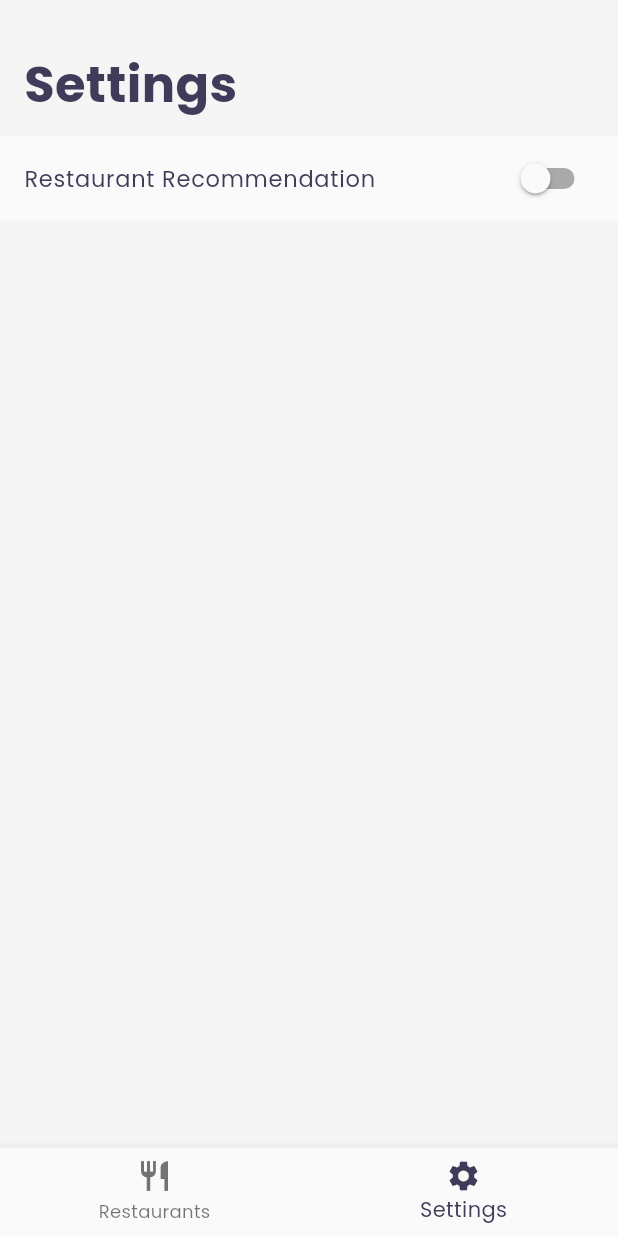
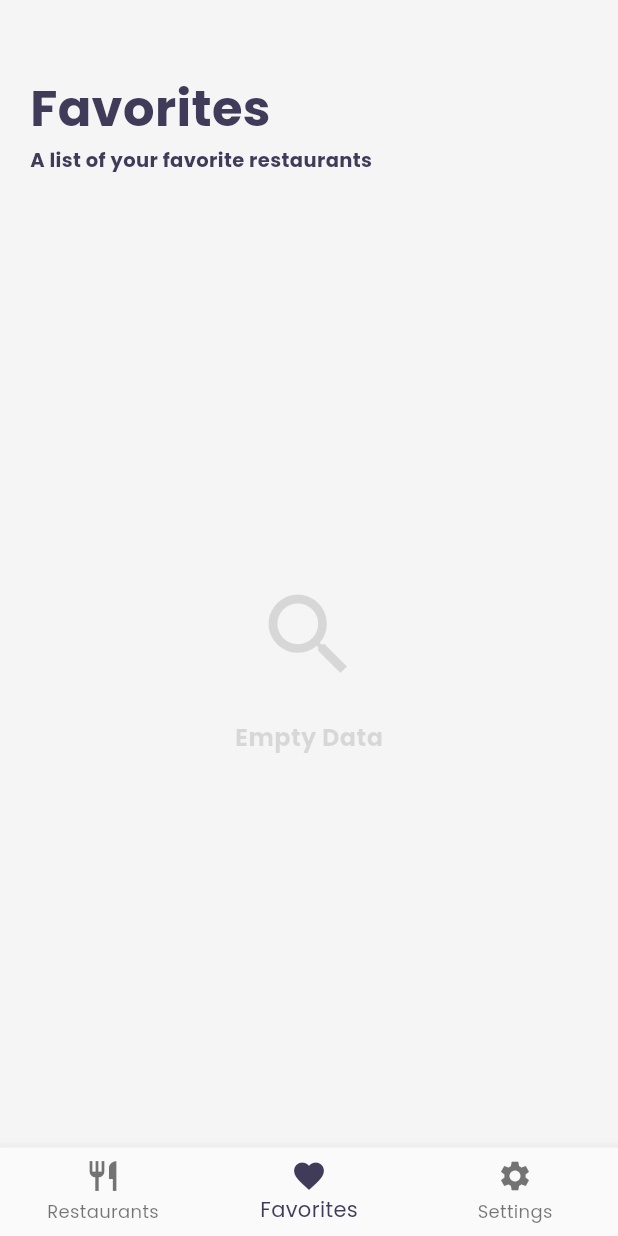
Before and after one commit to salsahava/restaurant-app, a Flutter app: the screen it shows after launch, item 2 of the bottom bar chosen, on a phone screen of 412 x 824 dp. Run offline on Flutter 3.47's test engine with Material 2 defaults, Android fonts, the light colour scheme and no system bars; our stand-ins replace connectivity, flutter_local_notifications, google_fonts, rxdart, shared_preferences, sqflite; missing offline and left inert: android_alarm_manager, connectivity_for_web, shared_preferences_web; accounts and stored records are empty; network calls fail.

Commit message:
Implement favorite feature

```diff
--- a/restaurant_app/lib/main.dart
+++ b/restaurant_app/lib/main.dart
@@ -4,7 +4,10 @@ import 'package:flutter_local_notifications/flutter_local_notifications.dart';
 import 'package:provider/provider.dart';
 import 'package:restaurant_app/common/navigation.dart';
 import 'package:restaurant_app/common/styles.dart';
+import 'package:restaurant_app/data/db/database_helper.dart';
+import 'package:restaurant_app/data/model/restaurant.dart';
 import 'package:restaurant_app/data/preferences/preferences_helper.dart';
+import 'package:restaurant_app/provider/database_provider.dart';
 import 'package:restaurant_app/provider/preferences_provider.dart';
 import 'package:restaurant_app/provider/restaurant_provider.dart';
 import 'package:restaurant_app/provider/scheduling_provider.dart';
@@ -50,6 +53,9 @@ class MyApp extends StatelessWidget {
             ),
           ),
         ),
+        ChangeNotifierProvider(
+          create: (_) => DatabaseProvider(databaseHelper: DatabaseHelper()),
+        ),
       ],
       child: MaterialApp(
         title: 'Restaurant App',
@@ -71,9 +77,8 @@ class MyApp extends StatelessWidget {
         routes: {
           HomePage.routeName: (context) => HomePage(),
           RestaurantDetailPage.routeName: (context) => RestaurantDetailPage(
-                restaurantId:
-                    ModalRoute.of(context)?.settings.arguments as String,
-              ),
+              restaurant:
+                  ModalRoute.of(context)?.settings.arguments as Restaurant),
           SearchPage.routeName: (context) => SearchPage(),
         },
       ),
--- /dev/null
+++ b/restaurant_app/lib/provider/database_provider.dart
@@ -0,0 +1,64 @@
+import 'package:flutter/cupertino.dart';
+import 'package:restaurant_app/data/db/database_helper.dart';
+import 'package:restaurant_app/data/model/restaurant.dart';
+import 'package:restaurant_app/utils/result_state.dart';
+
+class DatabaseProvider extends ChangeNotifier {
+  final DatabaseHelper databaseHelper;
+
+  DatabaseProvider({required this.databaseHelper}) {
+    _getAllFavorites();
+  }
+
+  late ResultState _state;
+
+  ResultState get state => _state;
+
+  String _message = '';
+
+  String get message => _message;
+
+  List<Restaurant> _favorites = [];
+
+  List<Restaurant> get favorites => _favorites;
+
+  void _getAllFavorites() async {
+    _favorites = await databaseHelper.getAllFavorites();
+
+    if (_favorites.length > 0) {
+      _state = ResultState.HasData;
+    } else {
+      _state = ResultState.NoData;
+      _message = 'Empty Data';
+    }
+
+    notifyListeners();
+  }
+
+  void addFavorite(Restaurant restaurant) async {
+    try {
+      await databaseHelper.insertFavorite(restaurant);
+      _getAllFavorites();
+    } catch (e) {
+      _state = ResultState.Error;
+      _message = 'Error: $e';
+      notifyListeners();
+    }
+  }
+
+  Future<bool> isFavorited(String id) async {
+    final favoritedRestaurant = await databaseHelper.getFavoriteById(id);
+    return favoritedRestaurant.isNotEmpty;
+  }
+
+  void removeFavorite(String id) async {
+    try {
+      await databaseHelper.removeFavorite(id);
+      _getAllFavorites();
+    } catch (e) {
+      _state = ResultState.Error;
+      _message = 'Error: $e';
+      notifyListeners();
+    }
+  }
+}
--- a/restaurant_app/lib/provider/restaurant_provider.dart
+++ b/restaurant_app/lib/provider/restaurant_provider.dart
@@ -3,8 +3,7 @@ import 'package:flutter/cupertino.dart';
 import 'package:flutter/material.dart';
 import 'package:restaurant_app/data/api/api_service.dart';
 import 'package:restaurant_app/data/model/restaurant.dart';
-
-enum ResultState { Loading, NoConnection, NoData, HasData, Error }
+import 'package:restaurant_app/utils/result_state.dart';
 
 class RestaurantProvider extends ChangeNotifier {
   final ApiService apiService;
--- /dev/null
+++ b/restaurant_app/lib/ui/favorites_page.dart
@@ -0,0 +1,70 @@
+import 'package:flutter/cupertino.dart';
+import 'package:flutter/material.dart';
+import 'package:provider/provider.dart';
+import 'package:restaurant_app/common/notices.dart';
+import 'package:restaurant_app/common/styles.dart';
+import 'package:restaurant_app/provider/database_provider.dart';
+import 'package:restaurant_app/utils/result_state.dart';
+import 'package:restaurant_app/widgets/home/restaurant_item.dart';
+
+class FavoritesPage extends StatelessWidget {
+  @override
+  Widget build(BuildContext context) {
+    var favoritesHeader = Padding(
+      padding: const EdgeInsets.only(
+        top: 48.0,
+        right: defaultPadding,
+        bottom: defaultPadding / 2,
+        left: defaultPadding,
+      ),
+      child: Column(
+        crossAxisAlignment: CrossAxisAlignment.start,
+        children: [
+          Text(
+            'Favorites',
+            style: Theme.of(context)
+                .textTheme
+                .headline4
+                ?.copyWith(fontWeight: FontWeight.bold),
+          ),
+          Text(
+            'A list of your favorite restaurants',
+            style: Theme.of(context)
+                .textTheme
+                .bodyText2
+                ?.copyWith(fontWeight: FontWeight.bold, color: darkBlueGrey),
+          ),
+        ],
+      ),
+    );
+
+    return Scaffold(
+      body: SafeArea(
+        child: Column(
+          crossAxisAlignment: CrossAxisAlignment.start,
+          children: [
+            favoritesHeader,
+            Expanded(
+              child: Consumer<DatabaseProvider>(
+                builder: (context, provider, child) {
+                  if (provider.state == ResultState.HasData) {
+                    return ListView.builder(
+                      shrinkWrap: true,
+                      itemCount: provider.favorites.length,
+                      itemBuilder: (context, index) {
+                        var restaurant = provider.favorites[index];
+                        return RestaurantItem(restaurant: restaurant);
+                      },
+                    );
+                  } else {
+                    return noResultsNotice(context, provider.message);
+                  }
+                },
+              ),
+            ),
+          ],
+        ),
+      ),
+    );
+  }
+}
--- a/restaurant_app/lib/ui/home_page.dart
+++ b/restaurant_app/lib/ui/home_page.dart
@@ -1,11 +1,8 @@
 import 'package:flutter/cupertino.dart';
 import 'package:flutter/material.dart';
-import 'package:provider/provider.dart';
 import 'package:restaurant_app/common/styles.dart';
-import 'package:restaurant_app/data/api/api_service.dart';
-import 'package:restaurant_app/provider/restaurant_provider.dart';
-import 'package:restaurant_app/provider/scheduling_provider.dart';
 import 'package:restaurant_app/ui/detail_page.dart';
+import 'package:restaurant_app/ui/favorites_page.dart';
 import 'package:restaurant_app/ui/restaurant_list_page.dart';
 import 'package:restaurant_app/ui/settings_page.dart';
 import 'package:restaurant_app/utils/notification_helper.dart';
@@ -22,14 +19,9 @@ class _HomePageState extends State<HomePage> {
   int _bottomNavIndex = 0;
 
   List<Widget> _widgetList = [
-    ChangeNotifierProvider<RestaurantProvider>(
-      create: (_) => RestaurantProvider(apiService: ApiService()),
-      child: RestaurantListPage(),
-    ),
-    ChangeNotifierProvider<SchedulingProvider>(
-      create: (_) => SchedulingProvider(),
-      child: SettingsPage(),
-    ),
+    RestaurantListPage(),
+    FavoritesPage(),
+    SettingsPage(),
   ];
 
   List<BottomNavigationBarItem> _bottomNavBarItems = [
@@ -37,10 +29,10 @@ class _HomePageState extends State<HomePage> {
       icon: Icon(Icons.restaurant),
       label: 'Restaurants',
     ),
-    // BottomNavigationBarItem(
-    //   icon: Icon(Icons.favorite),
-    //   label: 'Favorites',
-    // ),
+    BottomNavigationBarItem(
+      icon: Icon(Icons.favorite),
+      label: 'Favorites',
+    ),
     BottomNavigationBarItem(
       icon: Icon(Icons.settings),
       label: 'Settings',
--- a/restaurant_app/lib/ui/settings_page.dart
+++ b/restaurant_app/lib/ui/settings_page.dart
@@ -16,10 +16,10 @@ class SettingsPage extends StatelessWidget {
             children: [
               Padding(
                 padding: const EdgeInsets.only(
-                  top: 32.0,
-                  right: 16.0,
-                  bottom: 10.0,
-                  left: 16.0,
+                  top: 48.0,
+                  right: defaultPadding,
+                  bottom: defaultPadding / 2,
+                  left: defaultPadding,
                 ),
                 child: Text(
                   'Settings',
@@ -35,7 +35,7 @@ class SettingsPage extends StatelessWidget {
                     'Restaurant Recommendation',
                     style: Theme.of(context)
                         .textTheme
-                        .bodyText1
+                        .bodyText2
                         ?.copyWith(color: darkBlueGrey),
                   ),
                   trailing: Consumer<SchedulingProvider>(
--- /dev/null
+++ b/restaurant_app/lib/utils/result_state.dart
@@ -0,0 +1 @@
+enum ResultState { Loading, NoConnection, NoData, HasData, Error }
--- a/restaurant_app/lib/widgets/home/restaurant_item.dart
+++ b/restaurant_app/lib/widgets/home/restaurant_item.dart
@@ -38,7 +38,7 @@ class RestaurantItem extends StatelessWidget {
       trailing: Rating(rating: restaurant.rating),
       onTap: () {
         Navigation.intentWithData(
-            RestaurantDetailPage.routeName, restaurant.id);
+            RestaurantDetailPage.routeName, restaurant);
       },
     );
   }
--- a/restaurant_app/lib/widgets/home/restaurant_list.dart
+++ b/restaurant_app/lib/widgets/home/restaurant_list.dart
@@ -4,6 +4,7 @@ import 'package:provider/provider.dart';
 import 'package:restaurant_app/common/notices.dart';
 import 'package:restaurant_app/common/styles.dart';
 import 'package:restaurant_app/provider/restaurant_provider.dart';
+import 'package:restaurant_app/utils/result_state.dart';
 import 'package:restaurant_app/widgets/home/restaurant_item.dart';
 
 class RestaurantList extends StatelessWidget {
```
Also changed, not shown: restaurant_app/lib/data/db/database_helper.dart (added, +81 -0 lines), restaurant_app/lib/ui/detail_page.dart (+5 -4 lines), restaurant_app/lib/widgets/detail/detail_header.dart (+35 -4 lines), 1 other file.
